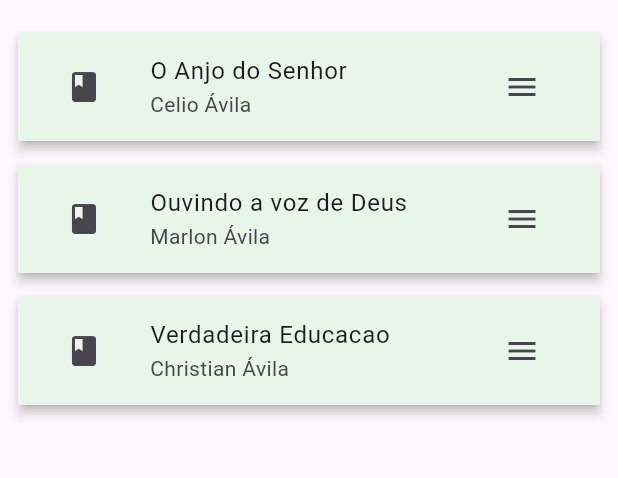
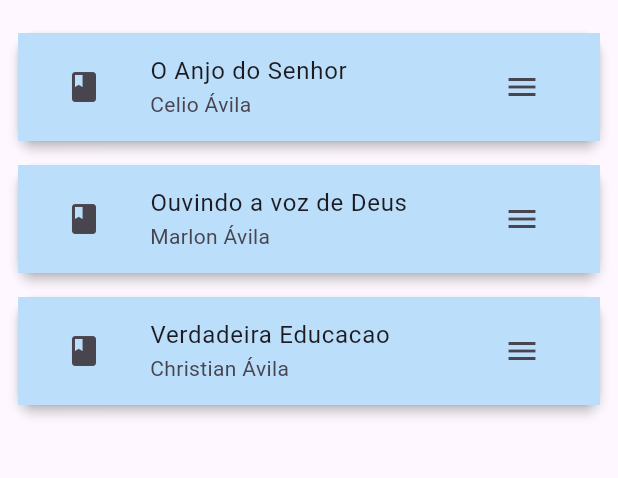
Before and after one commit to Rhadaze/TruthTracker, a Flutter app: the SermonPage screen opened by its route, on a phone screen of 412 x 824 dp, the part 63-541 px from its top. Run offline on Flutter 3.47's test engine with Material 3 defaults, Android fonts, the phone set to English and light mode, and no system bars.

Commit message:
Refatorado os cards + minor design improvements

```diff
--- a/lib/sermon_widget.dart
+++ b/lib/sermon_widget.dart
@@ -1,4 +1,5 @@
 import 'package:TruthTracker/Sermon.dart';
+import 'package:TruthTracker/basic_app_card.dart';
 import 'package:flutter/material.dart';
 
 class SermonWidget extends StatelessWidget {
@@ -8,30 +9,16 @@ class SermonWidget extends StatelessWidget {
 
   @override
   Widget build(BuildContext context) {
-    return Card(
-      elevation: 3,
-      shape: RoundedRectangleBorder(),
-      margin: EdgeInsets.symmetric(horizontal: 12, vertical: 8),
-      child: ListTile(
-        tileColor: Colors.green[50],
-        hoverColor: Colors.green[300],
-        focusColor: Colors.green[800],
-        selectedColor: Colors.amber[800],
-        leading: SizedBox(
-          height: 88,
-          width: 56,
-          child: Center(child: Icon(Icons.book)),
-        ),
-        title: Text(sermon.theme),
-        subtitle: Text(sermon.author.name ?? "No name"),
-        trailing: SizedBox(
-          height: 88,
-          width: 56,
-          child: Center(child: Icon(Icons.menu)),
-        ),
-      ),
+    return BasicAppCard(
+      leadingIcon: Icons.book,
+      title: sermon.theme,
+      subtitle: sermon.author.name ?? "No name",
+      trailingIcon: Icons.menu,
+      onTap: () {
+        print("hi");
+      },
     );
-    throw UnimplementedError();
+    //throw UnimplementedError();
   }
 
   static List<SermonWidget> fromList(List<Sermon> slist) {
```
Also changed, not shown: lib/church_widget.dart (+11 -6 lines), lib/preachedat_widget.dart (+9 -27 lines), lib/preacher_widget.dart (+10 -22 lines).
